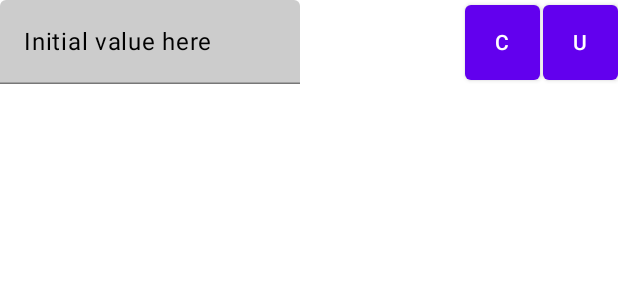
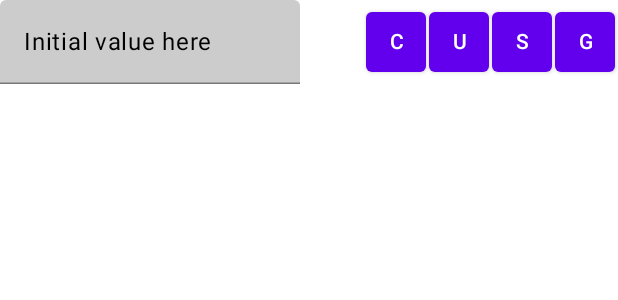
Before and after one commit to dinzdale/blueray_playlist, an Android app built with Jetpack Compose: the @Preview function PreviewItemUpdate, on a phone screen of 412 x 824 dp. Shown: the top 300 px of the screen. Run offline under Robolectric (Android 15) with nearby library versions, the phone set to English and light mode, and no system bars.

Commit message:
New Ui parts

```diff
--- a/composeApp/src/commonMain/kotlin/com/gmjproductions/blurayplaylist/ui/UiParts.kt
+++ b/composeApp/src/commonMain/kotlin/com/gmjproductions/blurayplaylist/ui/UiParts.kt
@@ -46,7 +46,7 @@ fun ActionButton(label: String, onHover: @Composable (() -> Unit)? = null, onCli
         }
         Button(
             onClick = onClick,
-            modifier = Modifier.size(width = 50.dp, height = 50.dp)
+            modifier = Modifier.size(40.dp)
         ) {
             Text(text = label.first().toString())
         }
@@ -79,7 +79,8 @@ fun ItemUpdate(
     width: Dp,
     onConvert: (String) -> String,
     onUnDo: (String) -> String,
-    onSave: (String) -> Unit
+    onSave: (String) -> Unit,
+    onGlobalConvert: (String)->String
 ) {
 
     var value by remember { mutableStateOf(text) }
@@ -109,6 +110,16 @@ fun ItemUpdate(
             ActionButton("Undo conversion", onClick = {
                 value = onUnDo(value)
             })
+            Spacer(Modifier.width(2.dp))
+            ActionButton("Save conversion", onClick = {
+                onSave(value)
+            })
+            Spacer(Modifier.width(2.dp))
+            ActionButton("Global conversion", onClick = {
+                value = onGlobalConvert(value)
+            })
+            Spacer(Modifier.width(2.dp))
+
         }
     }
 }
@@ -120,7 +131,7 @@ fun PreviewItemUpdate() {
     MaterialTheme {
         Surface() {
             Box(Modifier.fillMaxWidth()) {
-                ItemUpdate("Initial value here", 200.dp, { "convert" }, { "undow" }, {})
+                ItemUpdate("Initial value here", 200.dp, { "convert" }, { "undow" }, {},{"Global"})
             }
 
         }
```
